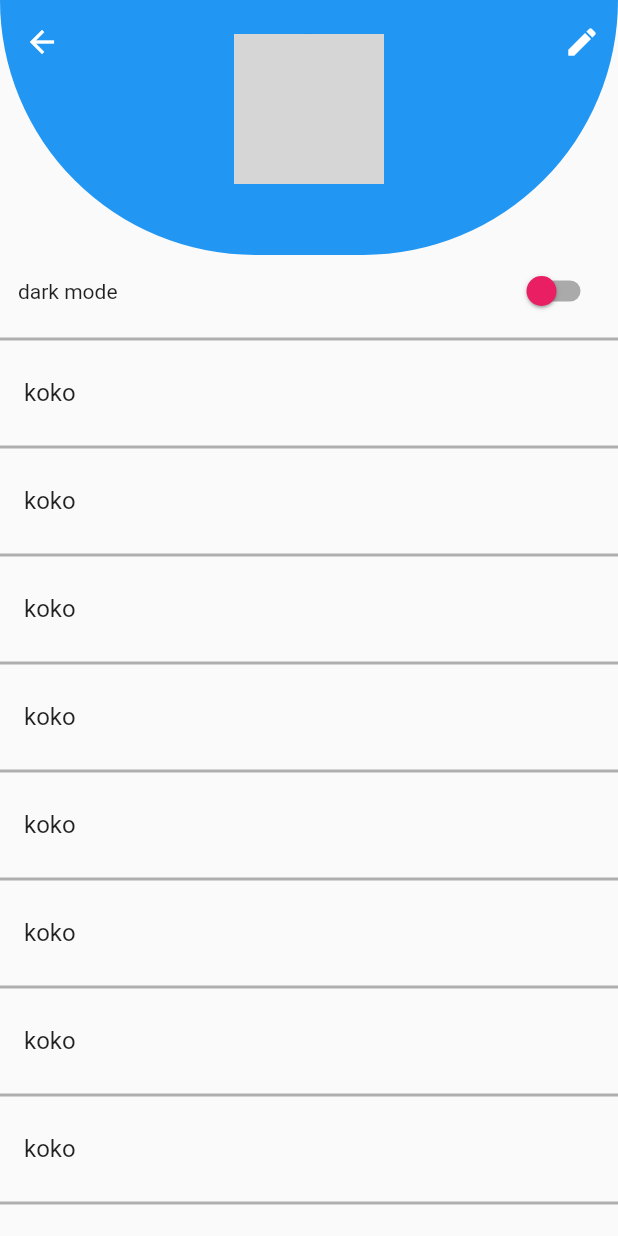
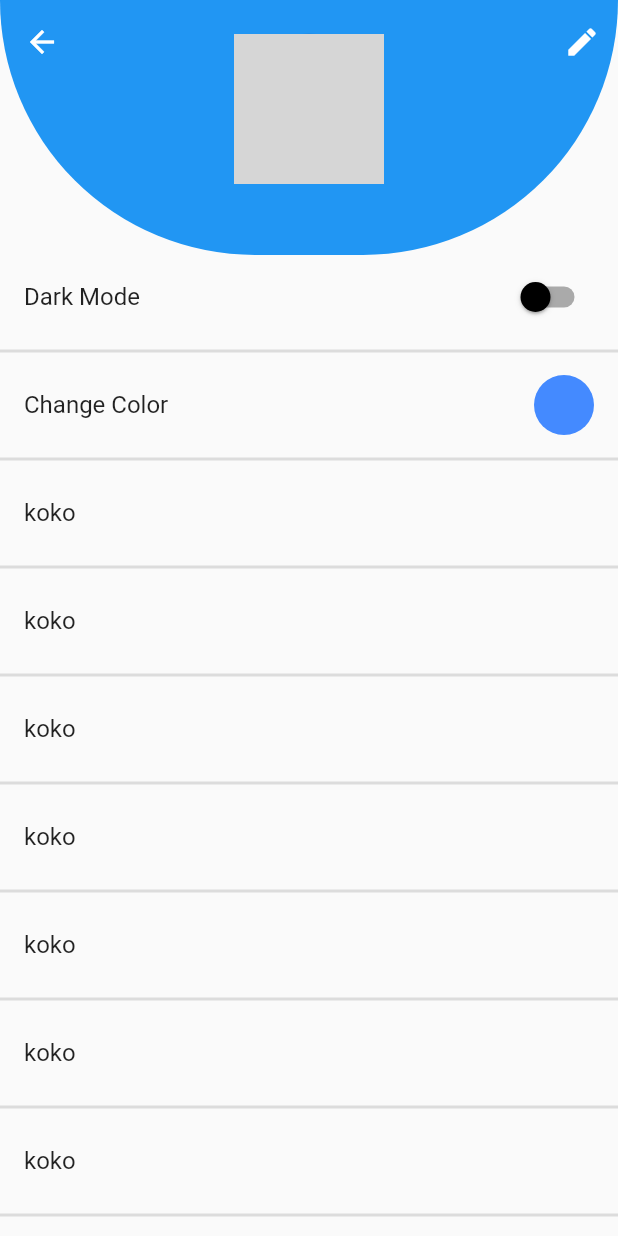
Before and after one commit to nezarab404/Nchat_app, a Flutter app: the UserInfo screen opened directly, on a phone screen of 412 x 824 dp. Run offline on Flutter 3.47's test engine with Material 2 defaults, Android fonts, the phone set to English and light mode, and no system bars; our stand-ins replace cloud_firestore, firebase_auth, firebase_core, flutter_colorpicker, shared_preferences; accounts and stored records are empty; network calls fail; grey boxes are pictures that could not be loaded.

Commit message:
provide the dark theme and the change color attribute

```diff
--- a/lib/helper/myProvider.dart
+++ b/lib/helper/myProvider.dart
@@ -1,10 +1,9 @@
-import 'package:chat_app/helper/sharedPreferencesHelper.dart';
 import 'package:flutter/material.dart';
 
 class MyProvider with ChangeNotifier{
   ThemeMode tm = ThemeMode.light;
   bool swVal = false;
-  bool isLoggedIn = false;
+  Color prColor = Colors.blueAccent;
 
   void switchChange(bool val){
     swVal = val;
@@ -19,12 +18,9 @@ class MyProvider with ChangeNotifier{
     notifyListeners();
   }
 
-   getLoggingInState() async {
-    await ShPHelper.getUserLoggedInShP().then((value) => {
-          print("koko sh p value $value"),
-          value != null ? isLoggedIn = value : isLoggedIn = false
-        });
+  void changeColor(Color color){
+    prColor=color;
     notifyListeners();
+  }
 
-  }
 }
--- a/lib/screens/info_screen.dart
+++ b/lib/screens/info_screen.dart
@@ -2,6 +2,7 @@ import 'package:chat_app/constants/Info.dart';
 import 'package:chat_app/helper/myProvider.dart';
 import 'package:flutter/material.dart';
 import 'package:provider/provider.dart';
+import 'package:flutter_colorpicker/flutter_colorpicker.dart';
 
 class UserInfo extends StatefulWidget {
   final herotag;
@@ -13,7 +14,9 @@ class UserInfo extends StatefulWidget {
 }
 
 class _UserInfoState extends State<UserInfo> {
-  var _sval=false;
+  Color _color = Colors.purple;
+  // void changeColor(Color color)=>setState(()=>_color=color);
+
   @override
   Widget build(BuildContext context) {
     return SafeArea(
@@ -25,9 +28,21 @@ class _UserInfoState extends State<UserInfo> {
           leading: IconButton(
               icon: Icon(
                 Icons.arrow_back,
+                color: useWhiteForeground(Theme.of(context).primaryColor)
+                    ? Colors.white
+                    : Colors.black,
               ),
               onPressed: () => Navigator.pop(context)),
-          actions: [IconButton(icon: Icon(Icons.edit), onPressed: () {})],
+          actions: [
+            IconButton(
+                icon: Icon(
+                  Icons.edit,
+                  color: useWhiteForeground(Theme.of(context).primaryColor)
+                      ? Colors.white
+                      : Colors.black,
+                ),
+                onPressed: () {})
+          ],
         ),
         body: Stack(
           children: [
@@ -62,10 +77,12 @@ class _UserInfoState extends State<UserInfo> {
                       Text(
                         "${Info.myName}",
                         style: TextStyle(
-                          fontSize: 20,
-                          fontWeight: FontWeight.bold,
-                          color: Colors.white,
-                        ),
+                            fontSize: 20,
+                            fontWeight: FontWeight.bold,
+                            color: useWhiteForeground(
+                                    Theme.of(context).primaryColor)
+                                ? Colors.white
+                                : Colors.black),
                       ),
                     ],
                   ),
@@ -75,24 +92,59 @@ class _UserInfoState extends State<UserInfo> {
                     child: ListView(
                       padding: EdgeInsets.only(top: 0),
                       children: [
-                        Padding(
-                          padding: const EdgeInsets.symmetric(horizontal:12),
-                          child: Row(
-                            mainAxisAlignment: MainAxisAlignment.spaceBetween,
-                            children: [
-                              Text("dark mode"),
-                              Switch(
-                                  value: Provider.of<MyProvider>(context).swVal,
-                                  onChanged: (bool val)=>Provider.of<MyProvider>(context,listen:false).switchChange(val),
-                                  activeColor: Theme.of(context).primaryColor,
-                                  inactiveThumbColor: Colors.pink,
-                                ),
-                            ],
+                        ListTile(
+                          title: Text("Dark Mode"),
+                          trailing: Switch(
+                            value: Provider.of<MyProvider>(context).swVal,
+                            onChanged: (bool val) =>
+                                Provider.of<MyProvider>(context, listen: false)
+                                    .switchChange(val),
+                            activeColor: Theme.of(context).primaryColor,
+                            inactiveThumbColor: Colors.black,
                           ),
                         ),
                         Divider(
                           thickness: 2,
-                          color: Colors.black.withOpacity(0.3),
+                        ),
+                        ListTile(
+                          title: Text("Change Color"),
+                          trailing: CircleAvatar(
+                            backgroundColor:
+                                Provider.of<MyProvider>(context, listen: false)
+                                    .prColor,
+                          ),
+                          onTap: () {
+                            showDialog(
+                                context: context,
+                                builder: (ctx) {
+                                  return AlertDialog(
+                                    content: Column(
+                                      mainAxisSize: MainAxisSize.min,
+                                      children: [
+                                        SingleChildScrollView(
+                                          child: BlockPicker(
+                                            pickerColor:
+                                                Provider.of<MyProvider>(context,
+                                                        listen: false)
+                                                    .prColor,
+                                            onColorChanged: (color) =>
+                                                Provider.of<MyProvider>(context,
+                                                        listen: false)
+                                                    .changeColor(color),
+                                          ),
+                                        ),
+                                        ElevatedButton(
+                                          child: Text("close"),
+                                          onPressed: () => Navigator.pop(ctx),
+                                        )
+                                      ],
+                                    ),
+                                  );
+                                });
+                          },
+                        ),
+                        Divider(
+                          thickness: 2,
                         ),
                         ListTile(
                           title: Text("koko"),
@@ -100,7 +152,6 @@ class _UserInfoState extends State<UserInfo> {
                         ),
                         Divider(
                           thickness: 2,
-                          color: Colors.black.withOpacity(0.3),
                         ),
                         ListTile(
                           title: Text("koko"),
@@ -108,7 +159,6 @@ class _UserInfoState extends State<UserInfo> {
                         ),
                         Divider(
                           thickness: 2,
-                          color: Colors.black.withOpacity(0.3),
                         ),
                         ListTile(
                           title: Text("koko"),
@@ -116,7 +166,6 @@ class _UserInfoState extends State<UserInfo> {
                         ),
                         Divider(
                           thickness: 2,
-                          color: Colors.black.withOpacity(0.3),
                         ),
                         ListTile(
                           title: Text("koko"),
@@ -124,7 +173,6 @@ class _UserInfoState extends State<UserInfo> {
                         ),
                         Divider(
                           thickness: 2,
-                          color: Colors.black.withOpacity(0.3),
                         ),
                         ListTile(
                           title: Text("koko"),
@@ -132,7 +180,6 @@ class _UserInfoState extends State<UserInfo> {
                         ),
                         Divider(
                           thickness: 2,
-                          color: Colors.black.withOpacity(0.3),
                         ),
                         ListTile(
                           title: Text("koko"),
@@ -140,7 +187,6 @@ class _UserInfoState extends State<UserInfo> {
                         ),
                         Divider(
                           thickness: 2,
-                          color: Colors.black.withOpacity(0.3),
                         ),
                         ListTile(
                           title: Text("koko"),
@@ -148,15 +194,6 @@ class _UserInfoState extends State<UserInfo> {
                         ),
                         Divider(
                           thickness: 2,
-                          color: Colors.black.withOpacity(0.3),
-                        ),
-                        ListTile(
-                          title: Text("koko"),
-                          onTap: () {},
-                        ),
-                        Divider(
-                          thickness: 2,
-                          color: Colors.black.withOpacity(0.3),
                         ),
                       ],
                     ),
```
Also changed, not shown: lib/main.dart (+35 -22 lines), lib/screens/chat_room.dart (+24 -8 lines), lib/screens/conversation_screen.dart (+14 -11 lines), pubspec.yaml (+8 -7 lines), pubspec.lock.
